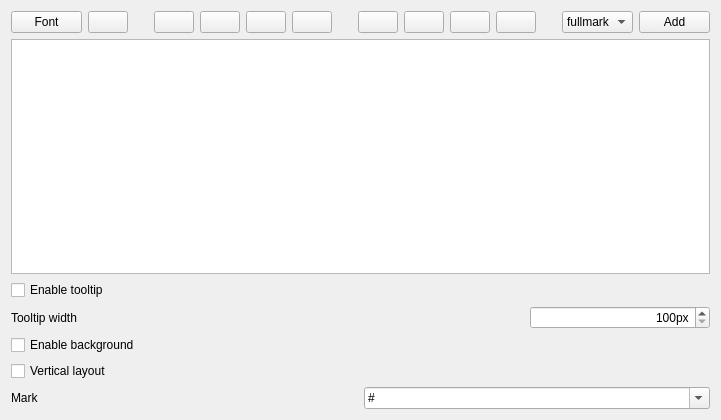
Above: sources/desktop-panel/widget.ui from arcan1s/awesome-widgets before the change. Below: the same form after it.
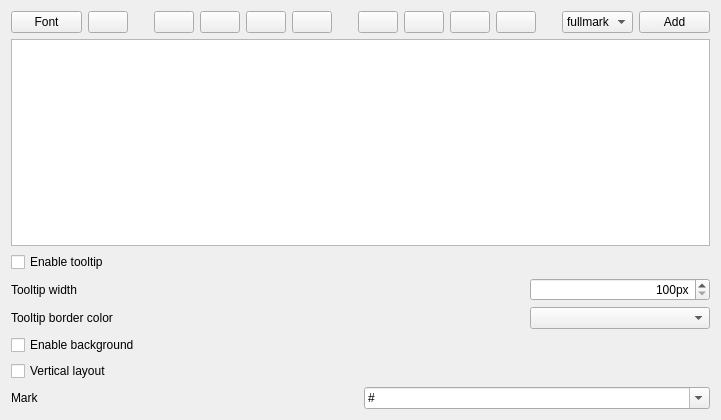
That is the form after the change. Icons and pictures are not drawn. Custom widgets are drawn as their Qt base class.

Commit message: add colorsettings to DP tooltip remove deprecated settings from AW

Patch:
```diff
--- a/sources/desktop-panel/widget.ui
+++ b/sources/desktop-panel/widget.ui
@@ -20,14 +20,14 @@
    <string notr="true">Widget</string>
   </property>
   <layout class="QGridLayout" name="gridLayout">
-   <item row="6" column="0">
+   <item row="7" column="0">
     <widget class="QCheckBox" name="checkBox_layout">
      <property name="text">
       <string>Vertical layout</string>
      </property>
     </widget>
    </item>
-   <item row="8" column="0">
+   <item row="9" column="0">
     <layout class="QHBoxLayout" name="layout_mark">
      <item>
       <widget class="QLabel" name="label_mark">
@@ -372,15 +372,56 @@
      </item>
     </layout>
    </item>
-   <item row="4" column="0">
+   <item row="5" column="0">
     <widget class="QCheckBox" name="checkBox_background">
      <property name="text">
       <string>Enable background</string>
      </property>
     </widget>
    </item>
+   <item row="4" column="0">
+    <layout class="QHBoxLayout" name="layout_tooltipColor">
+     <item>
+      <widget class="QLabel" name="label_tooltipColor">
+       <property name="text">
+        <string>Tooltip border color</string>
+       </property>
+      </widget>
+     </item>
+     <item>
+      <spacer name="spacer_tooltipColor">
+       <property name="orientation">
+        <enum>Qt::Horizontal</enum>
+       </property>
+       <property name="sizeHint" stdset="0">
+        <size>
+         <width>40</width>
+         <height>20</height>
+        </size>
+       </property>
+      </spacer>
+     </item>
+     <item>
+      <widget class="KColorCombo" name="kcolorcombo_tooltipColor">
+       <property name="minimumSize">
+        <size>
+         <width>180</width>
+         <height>0</height>
+        </size>
+       </property>
+      </widget>
+     </item>
+    </layout>
+   </item>
   </layout>
  </widget>
+ <customwidgets>
+  <customwidget>
+   <class>KColorCombo</class>
+   <extends>QComboBox</extends>
+   <header>kcolorcombo.h</header>
+  </customwidget>
+ </customwidgets>
  <resources/>
  <connections/>
 </ui>
```
The commit also changes 3 other files.
